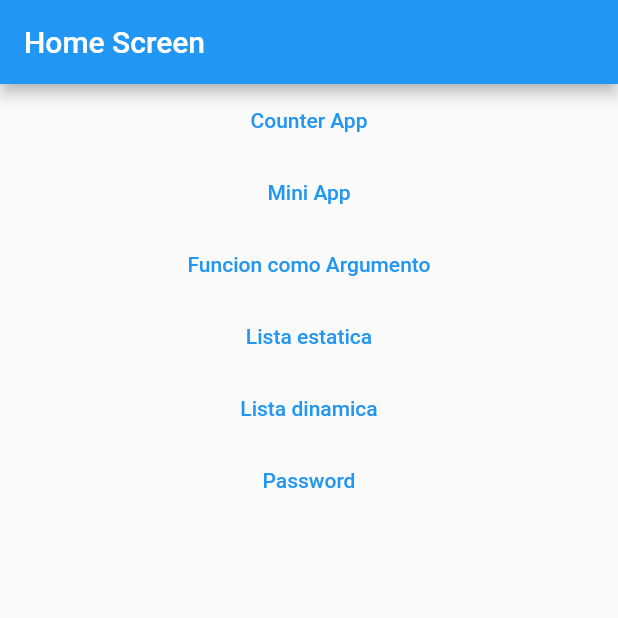
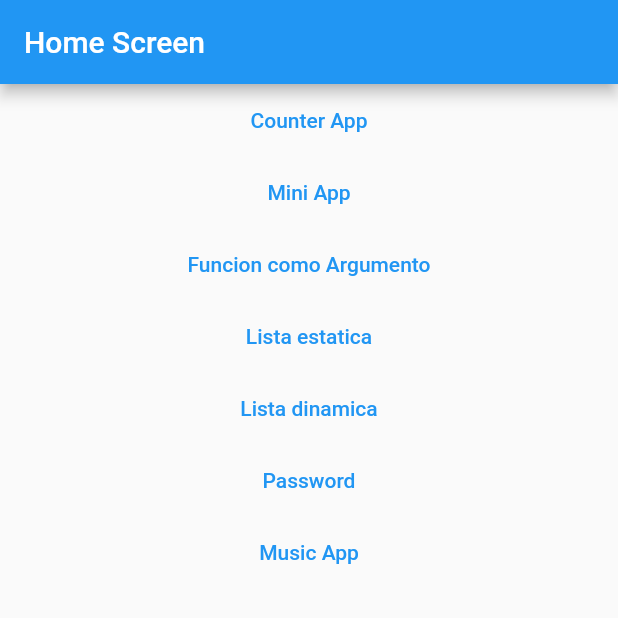
Before and after one commit to MonkeYor13/learn_flutter, a Flutter app: the screen it shows after launch, on a phone screen of 412 x 824 dp, the top half of it. Run offline on Flutter 3.47's test engine with Material 2 defaults, Android fonts, the phone set to English and light mode, and no system bars; missing offline and left inert: password_strength_checker.

Commit message:
creacion y modificacion en la notebook

```diff
--- a/lib/imports/imports.dart
+++ b/lib/imports/imports.dart
@@ -8,3 +8,4 @@ export 'package:learn_flutter/screens/contactos_screen.dart';
 export 'package:learn_flutter/screens/lista_estatica.dart';
 export 'package:learn_flutter/screens/lista_dinamica.dart';
 export 'package:learn_flutter/screens/password.dart';
+export 'package:learn_flutter/screens/music_screen.dart';
--- a/lib/main.dart
+++ b/lib/main.dart
@@ -1,5 +1,6 @@
 import 'package:flutter/material.dart';
 import 'package:learn_flutter/imports/imports.dart';
+
 
 
 
@@ -24,6 +25,7 @@ class MyApp extends StatelessWidget {
         'seven': (__) => ListaEstatica(),
         'eight': (__) => ListaDinamica(),
         'nine': (__) => Password(),
+        'ten': (__) => MusicScreen(),
       },
     );
   }
--- a/lib/screens/home.dart
+++ b/lib/screens/home.dart
@@ -48,6 +48,12 @@ class HomeScreen extends StatelessWidget {
               },
               child: Text('Password'),
             ),
+            TextButton(
+              onPressed: () {
+                Navigator.pushNamed(context, 'ten');
+              },
+              child: Text('Music App'),
+            ),
           ],
         ),
       ),
```
Also changed, not shown: lib/screens/music_screen.dart (added, +24 -0 lines).
